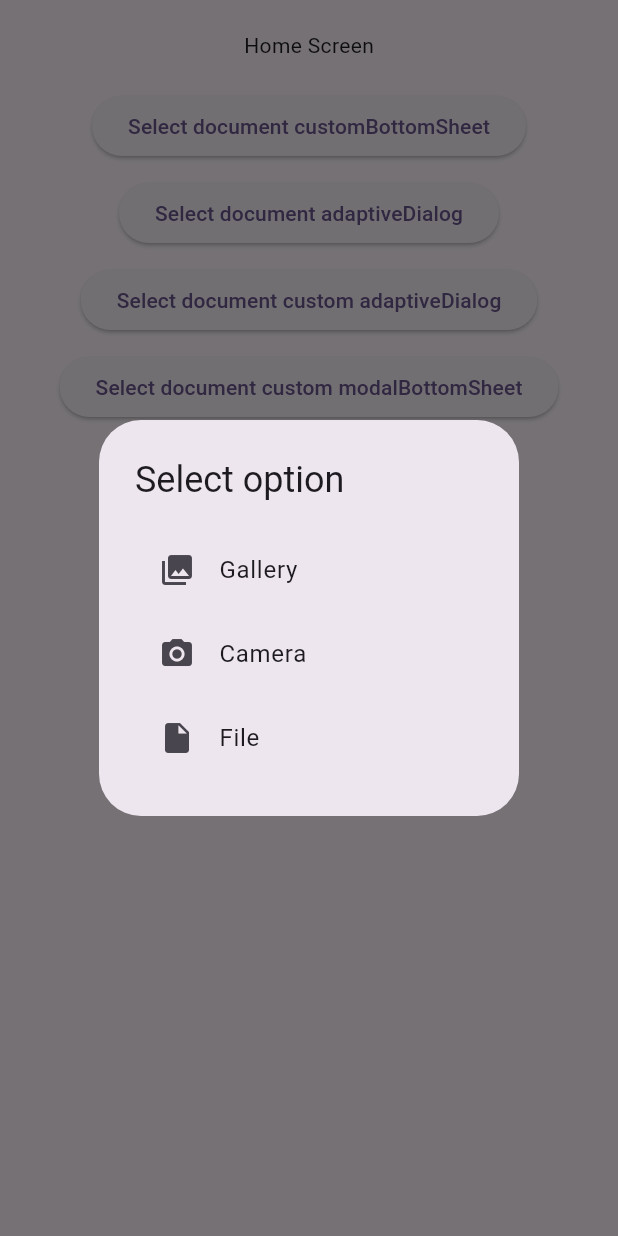
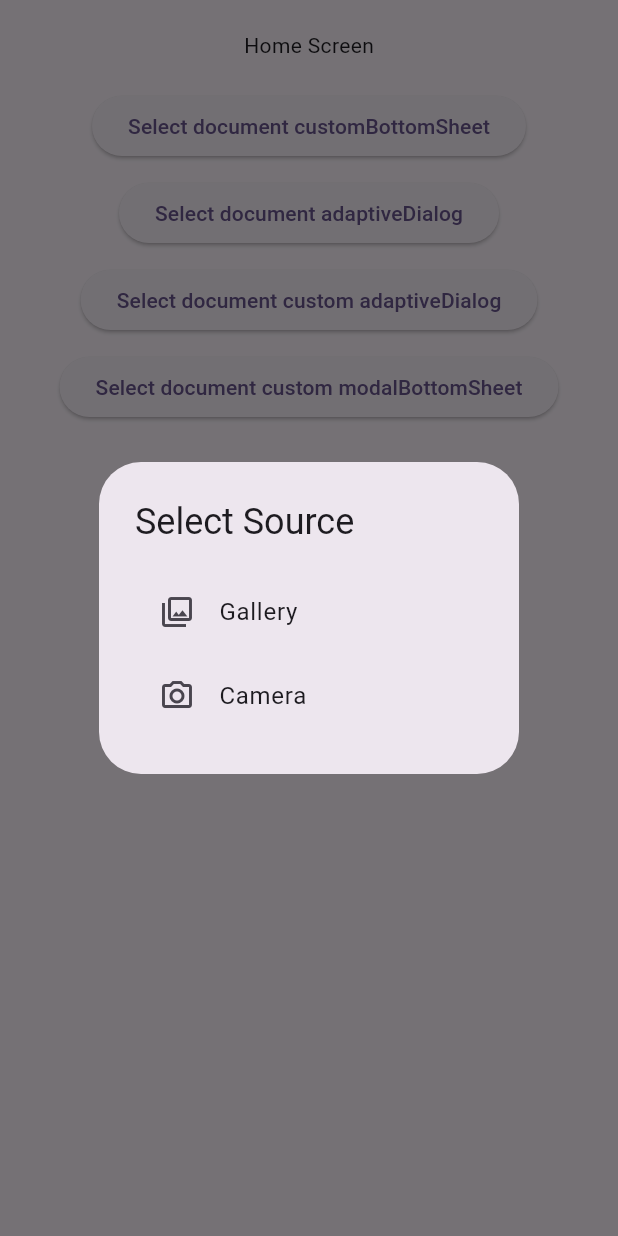
Before and after one commit to dmitriy-onix/picker_demo, a Flutter app: the screen it shows after launch, after a tap on "Select document adaptiveDialog", on a phone screen of 412 x 824 dp. Run offline on Flutter 3.47's test engine with Material 3 defaults, Android fonts, the phone set to English and light mode, and no system bars; our stand-ins replace adaptive_dialog, cross_file, equatable, file_picker, flutter_image_compress, image_cropper and 3 more.

Commit message:
increased productivity of ImageCompressor by using Isolates; improved source selector factory;

```diff
--- a/lib/component/picker/app_file_picker_service.dart
+++ b/lib/component/picker/app_file_picker_service.dart
@@ -1,10 +1,10 @@
 import 'package:flutter/material.dart';
 import 'package:image_picker/image_picker.dart';
 import 'package:picker_demo/component/picker/app_file_source.dart';
+import 'package:picker_demo/component/picker/config/picker_config.dart';
 import 'package:picker_demo/component/picker/pick_file/allowed_file_type.dart';
 import 'package:picker_demo/component/picker/pick_file/app_file_picker.dart';
 import 'package:picker_demo/component/picker/pick_image/app_image_picker.dart';
-import 'package:picker_demo/component/picker/picker_config.dart';
 import 'package:picker_demo/component/picker/source_selector/default_source_selector_factory.dart';
 import 'package:picker_demo/component/picker/source_selector/source_selector_factory.dart';
 import 'package:picker_demo/component/picker/x_file/x_file_wrapper.dart';
@@ -18,7 +18,6 @@ class AppFilePickerService {
 
   Future<XFileWrapper?> pickFileWithSourceSelection(
     BuildContext context, {
-    PickerUiType uiType = PickerUiType.customBottomSheet,
     List<AllowedFileType> allowedFileExtensions = const [
       AllowedFileType.pdf,
       AllowedFileType.txt,
@@ -35,7 +34,7 @@ class AppFilePickerService {
         factory: sourceSelector,
       );
     } else {
-      source = await _showSourceSelector(context, uiType);
+      source = await _showSourceSelector(context);
     }
 
     if (source == null || !context.mounted) return null;
@@ -43,11 +42,10 @@ class AppFilePickerService {
     return _pick(context, source, allowedFileExtensions);
   }
 
-  Future<AppFileSource?> _showSourceSelector(
-    BuildContext context,
-    PickerUiType uiType,
-  ) async {
-    final factory = DefaultSourceSelectorFactory(uiType);
+  Future<AppFileSource?> _showSourceSelector(BuildContext context) async {
+    final factory = DefaultSourceSelectorFactory(
+      config: config,
+    );
     return _createSourceSelectorWithFactory(context, factory: factory);
   }
 
--- a/lib/component/picker/picker_config.dart
+++ b/lib/component/picker/config/picker_config.dart
@@ -1,4 +1,5 @@
 import 'package:image_picker/image_picker.dart';
+import 'package:picker_demo/component/picker/config/picker_ui_config.dart';
 import 'package:picker_demo/component/picker/pick_image/compressors/base_compress.dart';
 import 'package:picker_demo/component/picker/pick_image/croppers/base_cropper.dart';
 import 'package:picker_demo/component/picker/pick_image/resizers/base_resizer.dart';
@@ -6,20 +7,20 @@ import 'package:picker_demo/component/picker/source_selector/source_selector_fac
 
 class PickerConfig {
   final BaseCropper? cropper;
-
   final BaseResizer? resizer;
-
   final BaseCompress? compress;
-
   final CameraDevice preferredCameraDevice;
 
   final SourceSelectorFactory? sourceSelectorFactory;
+
+  final PickerUIConfig? pickerUIConfig;
 
   const PickerConfig({
     this.cropper,
     this.resizer,
     this.compress,
     this.sourceSelectorFactory,
+    this.pickerUIConfig,
     this.preferredCameraDevice = CameraDevice.rear,
   });
 }
--- /dev/null
+++ b/lib/component/picker/config/picker_ui_config.dart
@@ -0,0 +1,77 @@
+import 'package:flutter/material.dart';
+import 'package:picker_demo/component/picker/app_file_picker_service.dart';
+import 'package:picker_demo/component/picker/app_file_source.dart';
+import 'package:picker_demo/component/picker/widgets/picker_action.dart';
+
+class PickerUIConfig {
+  final String sheetTitle;
+  final String dialogTitle;
+  final PickerUiType uiType;
+  final List<PickerAction> actions;
+
+  PickerUIConfig({
+    this.sheetTitle = 'Select Source',
+    this.dialogTitle = 'Select Source',
+    this.uiType = PickerUiType.customBottomSheet,
+    List<AppFileSource>? sourcesToShow,
+  }) : actions = _createActionsFromSources(
+         sourcesToShow ?? AppFileSource.values,
+       );
+
+  const PickerUIConfig.custom({
+    this.sheetTitle = 'Select Source',
+    this.dialogTitle = '',
+    this.uiType = PickerUiType.customBottomSheet,
+    required this.actions,
+  });
+
+  const PickerUIConfig.defaultConfig({
+    this.sheetTitle = 'Select Source',
+    this.dialogTitle = 'Select Source',
+    this.uiType = PickerUiType.customBottomSheet,
+    this.actions = const [
+      PickerAction(
+        title: 'Gallery',
+        icon: Icon(Icons.photo_library_outlined),
+        source: AppFileSource.gallery,
+      ),
+      PickerAction(
+        title: 'Camera',
+        icon: Icon(Icons.camera_alt_outlined),
+        source: AppFileSource.camera,
+      ),
+      PickerAction(
+        title: 'File',
+        icon: Icon(Icons.insert_drive_file_outlined),
+        source: AppFileSource.fileSingle,
+      ),
+    ],
+  });
+
+  static List<PickerAction> _createActionsFromSources(
+    List<AppFileSource> sources,
+  ) {
+    final defaultActions = <AppFileSource, PickerAction>{
+      AppFileSource.gallery: const PickerAction(
+        title: 'Gallery',
+        icon: Icon(Icons.photo_library_outlined),
+        source: AppFileSource.gallery,
+      ),
+      AppFileSource.camera: const PickerAction(
+        title: 'Camera',
+        icon: Icon(Icons.camera_alt_outlined),
+        source: AppFileSource.camera,
+      ),
+      AppFileSource.fileSingle: const PickerAction(
+        title: 'File',
+        icon: Icon(Icons.insert_drive_file_outlined),
+        source: AppFileSource.fileSingle,
+      ),
+    };
+
+    return sources
+        .where((source) => defaultActions.containsKey(source))
+        .map((source) => defaultActions[source]!)
+        .toList();
+  }
+}
--- a/lib/component/picker/pick_image/app_image_picker.dart
+++ b/lib/component/picker/pick_image/app_image_picker.dart
@@ -1,6 +1,6 @@
 import 'package:flutter/widgets.dart';
 import 'package:image_picker/image_picker.dart';
-import 'package:picker_demo/component/picker/picker_config.dart';
+import 'package:picker_demo/component/picker/config/picker_config.dart';
 import 'package:picker_demo/component/picker/x_file/x_file_wrapper.dart';
 import 'package:picker_demo/logger/app_logger_impl.dart';
 
--- a/lib/component/picker/pick_image/compressors/image_compressor.dart
+++ b/lib/component/picker/pick_image/compressors/image_compressor.dart
@@ -1,6 +1,8 @@
 import 'dart:async';
+import 'dart:isolate';
 
 import 'package:flutter/foundation.dart';
+import 'package:flutter/services.dart';
 import 'package:flutter_image_compress/flutter_image_compress.dart';
 import 'package:path/path.dart' as p;
 import 'package:path_provider/path_provider.dart';
@@ -8,6 +10,22 @@ import 'package:picker_demo/component/picker/pick_image/compressors/base_compres
 import 'package:picker_demo/component/picker/x_file/x_file_extension.dart';
 import 'package:picker_demo/component/picker/x_file/x_file_wrapper.dart';
 import 'package:picker_demo/logger/app_logger_impl.dart';
+
+class CompressionRequest {
+  final RootIsolateToken token;
+  final SendPort sendPort;
+  final String filePath;
+  final String targetPath;
+  final int quality;
+
+  CompressionRequest(
+    this.token,
+    this.sendPort,
+    this.filePath,
+    this.targetPath,
+    this.quality,
+  );
+}
 
 class ImageCompressor implements BaseCompress {
   /// The target file size limit in megabytes.
@@ -25,9 +43,43 @@ class ImageCompressor implements BaseCompress {
   /// The maximum number of compression attempts to prevent infinite loops.
   final int maxAttempts;
 
+  static Future<void> _compressImage(CompressionRequest request) async {
+    BackgroundIsolateBinaryMessenger.ensureInitialized(request.token);
+
+    final compressedImage = await FlutterImageCompress.compressAndGetFile(
+      request.filePath,
+      request.targetPath,
+      quality: request.quality,
+    );
+
+    request.sendPort.send(compressedImage?.path);
+  }
+
+  Future<XFile?> compressImageInIsolate(
+    String filePath,
+    String targetPath,
+    int quality,
+  ) async {
+    final RootIsolateToken rootIsolateToken = RootIsolateToken.instance!;
+    final receivePort = ReceivePort();
+    final sendPort = receivePort.sendPort;
+    final compressionRequest = CompressionRequest(
+      rootIsolateToken,
+      sendPort,
+      filePath,
+      targetPath,
+      quality,
+    );
+
+    await Isolate.spawn(_compressImage, compressionRequest);
+
+    final compressedImagePath = await receivePort.first as String?;
+    return compressedImagePath != null ? XFile(compressedImagePath) : null;
+  }
+
   ImageCompressor({
     this.fileLimitMb = 10.0,
-    this.initialQuality = 95,
+    this.initialQuality = 100,
     this.minQuality = 60,
     this.qualityStep = 5,
     this.maxAttempts = 10,
@@ -79,10 +131,10 @@ class ImageCompressor implements BaseCompress {
           'c_${DateTime.now().millisecondsSinceEpoch}_${wrapperFile.fileName}',
         );
 
-        final result = await FlutterImageCompress.compressAndGetFile(
+        final result = await compressImageInIsolate(
           compressedFile.path,
           targetPath,
-          quality: currentQuality,
+          currentQuality,
         );
 
         if (result == null) {
--- a/lib/component/picker/source_selector/default_source_selector_factory.dart
+++ b/lib/component/picker/source_selector/default_source_selector_factory.dart
@@ -1,16 +1,21 @@
 import 'package:flutter/widgets.dart';
-import 'package:picker_demo/component/picker/app_file_picker_service.dart';
 import 'package:picker_demo/component/picker/app_file_source.dart';
+import 'package:picker_demo/component/picker/config/picker_config.dart';
+import 'package:picker_demo/component/picker/config/picker_ui_config.dart';
 import 'package:picker_demo/component/picker/source_selector/source_selector_factory.dart';
 import 'package:picker_demo/component/picker/widgets/default_picker_ui.dart';
 
 class DefaultSourceSelectorFactory implements SourceSelectorFactory {
-  final PickerUiType uiType;
+  final PickerConfig? config;
 
-  const DefaultSourceSelectorFactory(this.uiType);
+  DefaultSourceSelectorFactory({this.config});
 
   @override
   Future<AppFileSource?> createSourceSelector(BuildContext context) {
-    return DefaultPickerUI.I.fromPickerUiType(context: context, uiType: uiType);
+    final pickerUI = DefaultPickerUI(
+      context: context,
+      config: config?.pickerUIConfig ?? const PickerUIConfig.defaultConfig(),
+    );
+    return pickerUI.show();
   }
 }
--- a/lib/component/picker/widgets/default_picker_ui.dart
+++ b/lib/component/picker/widgets/default_picker_ui.dart
@@ -2,142 +2,85 @@ import 'package:flutter/cupertino.dart';
 import 'package:flutter/material.dart';
 import 'package:picker_demo/component/picker/app_file_picker_service.dart';
 import 'package:picker_demo/component/picker/app_file_source.dart';
+import 'package:picker_demo/component/picker/config/picker_ui_config.dart';
 
 class DefaultPickerUI {
-  //TODO: implement configuration for picker UI
-  static final DefaultPickerUI _instance = DefaultPickerUI._();
+  final BuildContext context;
+  final PickerUIConfig config;
 
-  static DefaultPickerUI get I => _instance;
+  DefaultPickerUI({required this.context, required this.config});
 
-  DefaultPickerUI._();
-
-  Future<AppFileSource?> fromPickerUiType({
-    required BuildContext context,
-    required PickerUiType uiType,
-  }) {
-    return _showSourceSelector(context, uiType);
-  }
-
-  Future<AppFileSource?> _showSourceSelector(
-    BuildContext context,
-    PickerUiType uiType,
-  ) {
-    switch (uiType) {
+  Future<AppFileSource?> show() {
+    switch (config.uiType) {
       case PickerUiType.customBottomSheet:
-        return _showCustomBottomSheet(context);
+        return _showCustomBottomSheet();
       case PickerUiType.dialog:
-        return _showDialog(context);
+        return _showDialog();
     }
   }
 
-  Future<AppFileSource?> _showCustomBottomSheet(BuildContext context) {
+  Future<AppFileSource?> _showCustomBottomSheet() {
     return showModalBottomSheet<AppFileSource>(
       context: context,
       builder:
-          (context) => SafeArea(
+          (ctx) => SafeArea(
             child: Wrap(
               children: [
                 Padding(
-                  padding: const EdgeInsets.all(16.0),
+                  padding: const EdgeInsets.fromLTRB(16, 16, 16, 8),
                   child: Text(
-                    'Select option',
-                    style: Theme.of(context).textTheme.headlineSmall,
+                    config.sheetTitle,
+                    style: Theme.of(context).textTheme.titleLarge,
                   ),
                 ),
-                ..._buildListTiles(context),
+                ..._buildListTiles(ctx),
               ],
             ),
           ),
     );
   }
 
-  List<Widget> _buildListTiles(BuildContext context) {
-    return [
-      ListTile(
-        leading: const Icon(Icons.photo_library),
-        title: Text('Gallery'),
-        onTap: () => Navigator.of(context).pop(AppFileSource.gallery),
-      ),
-      ListTile(
-        leading: const Icon(Icons.camera_alt),
-        title: Text('Camera'),
-        onTap: () => Navigator.of(context).pop(AppFileSource.camera),
-      ),
-      ListTile(
-        leading: const Icon(Icons.insert_drive_file),
-        title: Text('File'),
-        onTap: () => Navigator.of(context).pop(AppFileSource.fileSingle),
-      ),
-    ];
+  List<Widget> _buildListTiles(BuildContext navContext) {
+    return config.actions.map((action) {
+      return ListTile(
+        leading: action.icon,
+        title: Text(action.title),
+        onTap: () => Navigator.of(navContext).pop(action.source),
+      );
+    }).toList();
   }
 
-  Future<AppFileSource?> _showDialog(BuildContext context) {
+  Future<AppFileSource?> _showDialog() {
     return showDialog<AppFileSource>(
       context: context,
-      builder: (BuildContext dialogContext) {
-        return Theme.of(dialogContext).platform == TargetPlatform.iOS
+      builder: (dialogContext) {
+        final isIOS = Theme.of(dialogContext).platform == TargetPlatform.iOS;
+        return isIOS
             ? _buildCupertinoAlertDialog(dialogContext)
             : _buildMaterialAlertDialog(dialogContext);
       },
     );
   }
 
-  Widget _buildMaterialAlertDialog(BuildContext context) {
+  Widget _buildMaterialAlertDialog(BuildContext dialogContext) {
     return AlertDialog(
-      title: const Text('Select option'),
+      title: Text(config.dialogTitle),
       content: SingleChildScrollView(
-        child: ListBody(
-          children: <Widget>[
-            ListTile(
-              leading: const Icon(Icons.photo_library),
-              title: const Text('Gallery'),
-              onTap: () {
-                Navigator.of(context).pop(AppFileSource.gallery);
-              },
-            ),
-            ListTile(
-              leading: const Icon(Icons.camera_alt),
-              title: const Text('Camera'),
-              onTap: () {
-                Navigator.of(context).pop(AppFileSource.camera);
-              },
-            ),
-            ListTile(
-              leading: const Icon(Icons.insert_drive_file),
-              title: const Text('File'),
-              onTap: () {
-                Navigator.of(context).pop(AppFileSource.fileSingle);
-              },
-            ),
-          ],
-        ),
+        child: ListBody(children: _buildListTiles(dialogContext)),
       ),
     );
   }
 
-  Widget _buildCupertinoAlertDialog(BuildContext context) {
+  Widget _buildCupertinoAlertDialog(BuildContext dialogContext) {
     return CupertinoAlertDialog(
-      title: const Text('Select option'),
-      actions: <CupertinoDialogAction>[
-        CupertinoDialogAction(
-          onPressed: () {
-            Navigator.of(context).pop(AppFileSource.gallery);
-          },
-          child: const Text('Gallery'),
-        ),
-        CupertinoDialogAction(
-          onPressed: () {
-            Navigator.of(context).pop(AppFileSource.camera);
-          },
-          child: const Text('Camera'),
-        ),
-        CupertinoDialogAction(
-          onPressed: () {
-            Navigator.of(context).pop(AppFileSource.fileSingle);
-          },
-          child: const Text('File'),
-        ),
-      ],
+      title: Text(config.dialogTitle),
+      actions:
+          config.actions.map((action) {
+            return CupertinoDialogAction(
+              onPressed: () => Navigator.of(dialogContext).pop(action.source),
+              child: Text(action.title),
+            );
+          }).toList(),
     );
   }
 }
--- /dev/null
+++ b/lib/component/picker/widgets/picker_action.dart
@@ -0,0 +1,16 @@
+import 'package:flutter/material.dart';
+import 'package:picker_demo/component/picker/app_file_source.dart';
+
+class PickerAction {
+  final String title;
+
+  final Widget icon;
+
+  final AppFileSource source;
+
+  const PickerAction({
+    required this.title,
+    required this.icon,
+    required this.source,
+  });
+}
--- a/lib/presentation/home_screen.dart
+++ b/lib/presentation/home_screen.dart
@@ -3,10 +3,13 @@ import 'dart:io';
 import 'package:flutter/material.dart';
 import 'package:image_cropper/image_cropper.dart';
 import 'package:picker_demo/component/picker/app_file_picker_service.dart';
+import 'package:picker_demo/component/picker/app_file_source.dart';
+import 'package:picker_demo/component/picker/config/picker_config.dart';
+import 'package:picker_demo/component/picker/config/picker_ui_config.dart';
 import 'package:picker_demo/component/picker/pick_image/compressors/image_compressor.dart';
 import 'package:picker_demo/component/picker/pick_image/croppers/free_cropper.dart';
 import 'package:picker_demo/component/picker/pick_image/resizers/image_resizer.dart';
-import 'package:picker_demo/component/picker/picker_config.dart';
+import 'package:picker_demo/component/picker/widgets/picker_action.dart';
 import 'package:picker_demo/component/picker/x_file/x_file_wrapper.dart';
 import 'package:picker_demo/logger/app_logger_impl.dart';
 import 'package:picker_demo/presentation/custom_source_selector_factory.dart';
@@ -33,14 +36,17 @@ class _HomeScreenState extends State<HomeScreen> {
             SizedBox(height: 20),
             ElevatedButton(
               onPressed: () {
-                _selectDocument(context, PickerUiType.customBottomSheet);
+                _selectDocumentCustom(context, PickerUiType.customBottomSheet);
               },
               child: const Text('Select document customBottomSheet'),
             ),
             SizedBox(height: 10),
             ElevatedButton(
               onPressed: () {
-                _selectDocument(context, PickerUiType.dialog);
+                _selectDocument(context, PickerUiType.dialog, [
+                  AppFileSource.gallery,
+                  AppFileSource.camera,
+                ]);
               },
               child: const Text('Select document adaptiveDialog'),
             ),
@@ -81,7 +87,7 @@ class _HomeScreenState extends State<HomeScreen> {
     );
   }
 
-  Future<void> _selectDocument(
+  Future<void> _selectDocumentCustom(
     BuildContext context,
     PickerUiType pickerType,
   ) async {
@@ -89,6 +95,22 @@ class _HomeScreenState extends State<HomeScreen> {
       cropper: FreeCropper(cropStyle: CropStyle.rectangle),
       compress: ImageCompressor(fileLimitMb: 1),
       resizer: ImageResizer(),
+      pickerUIConfig: PickerUIConfig.custom(
+        sheetTitle: 'Select Source custom',
+        uiType: PickerUiType.customBottomSheet,
+        actions: [
+          PickerAction(
+            title: 'Custom Gallery',
+            icon: const Icon(Icons.photo_library),
+            source: AppFileSource.gallery,
+          ),
+          PickerAction(
+            title: 'Custom Camera',
+            icon: const Icon(Icons.camera_alt),
+            source: AppFileSource.camera,
+          ),
+        ],
+      ),
     );
 
     final pickerService = AppFilePickerService(config);
@@ -96,7 +118,48 @@ class _HomeScreenState extends State<HomeScreen> {
     final XFileWrapper? result = await pickerService
         .pickFileWithSourceSelection(
           context,
-          uiType: pickerType,
+          onShowProgress: () {
+            _showProgressDialog(context);
+          },
+        );
+
+    if (!context.mounted) return;
+    _hideProgressDialog(context);
+
+    if (result != null && context.mounted) {
+      logger.i('result: $result');
+      setState(() {
+        _imageFile = result;
+      });
+    }
+  }
+
+  Future<void> _selectDocument(
+    BuildContext context,
+    PickerUiType pickerType, [
+    List<AppFileSource>? sourcesToShow = const [
+      AppFileSource.gallery,
+      AppFileSource.camera,
+      AppFileSource.fileSingle,
+    ],
+  ]) async {
+    final config = PickerConfig(
+      cropper: FreeCropper(cropStyle: CropStyle.rectangle),
+      compress: ImageCompressor(fileLimitMb: 1),
+      resizer: ImageResizer(),
+      pickerUIConfig: PickerUIConfig(
+        uiType: PickerUiType.dialog,
+        sourcesToShow: sourcesToShow,
+        sheetTitle: 'Select Source',
+        dialogTitle: 'Select Source',
+      ),
+    );
+
+    final pickerService = AppFilePickerService(config);
+
+    final XFileWrapper? result = await pickerService
+        .pickFileWithSourceSelection(
+          context,
           onShowProgress: () {
             _showProgressDialog(context);
           },
```
